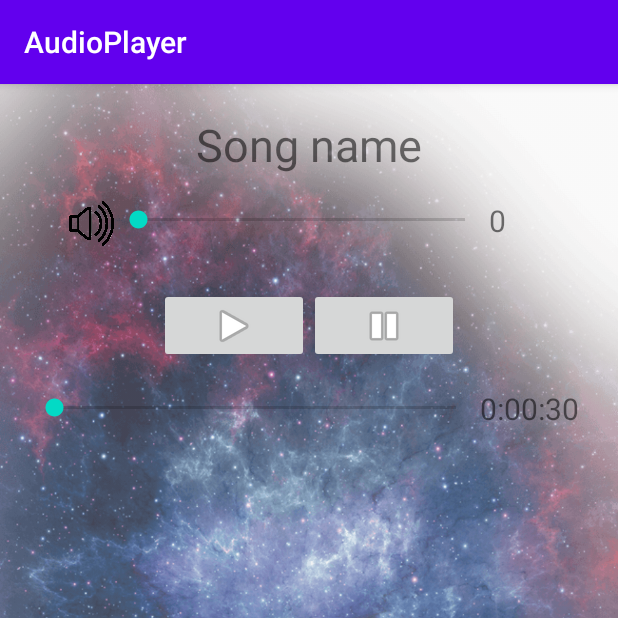
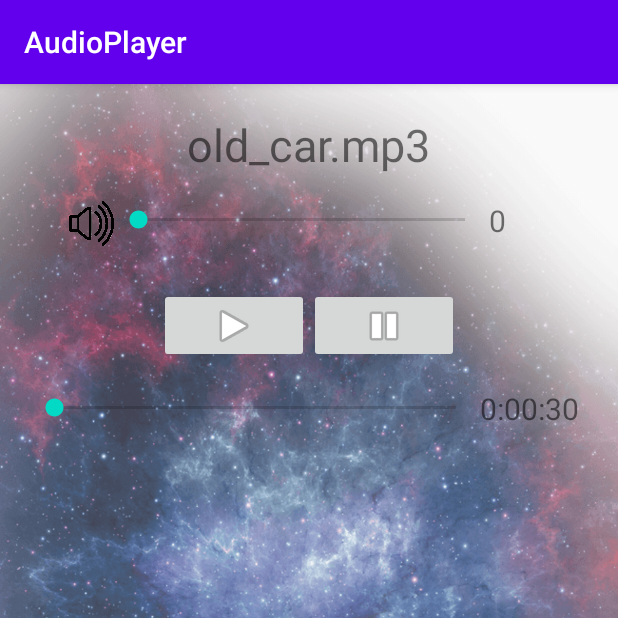
Before and after one commit to Harnet69/AudioPlayerAndroid, an Android app: the screen it shows after launch (MainActivity), on a phone screen of 412 x 824 dp, the top half of it. Run offline under Robolectric (Android 15) with nearby library versions, the phone set to English and light mode, and no system bars.

Commit message:
Song title displays but hardcoded

```diff
--- a/app/src/main/java/com/harnet/audioplayer/controller/MainActivity.java
+++ b/app/src/main/java/com/harnet/audioplayer/controller/MainActivity.java
@@ -1,8 +1,10 @@
 package com.harnet.audioplayer.controller;
 
+import androidx.annotation.RequiresApi;
 import androidx.appcompat.app.AppCompatActivity;
 import android.media.AudioManager;
 import android.media.MediaPlayer;
+import android.os.Build;
 import android.os.Bundle;
 import android.widget.Button;
 import android.widget.ImageButton;
@@ -20,13 +22,14 @@ import com.harnet.audioplayer.model.VolumeControl;
 
 public class MainActivity extends AppCompatActivity {
 
-
+    @RequiresApi(api = Build.VERSION_CODES.JELLY_BEAN)
     @Override
     protected void onCreate(Bundle savedInstanceState) {
         super.onCreate(savedInstanceState);
         setContentView(R.layout.activity_main);
 
-        MediaPlayer mediaPlayer = MediaPlayer.create(this, R.raw.marbles);
+        // TODO implement audiotheque
+        MediaPlayer mediaPlayer = MediaPlayer.create(this, R.raw.old_car);
         AudioManager audioManager = (AudioManager) getSystemService(AUDIO_SERVICE);
 
         TextView songNameTextDisplay = findViewById(R.id.songInfoDisplay);
@@ -38,22 +41,26 @@ public class MainActivity extends AppCompatActivity {
         ImageButton playView = findViewById(R.id.playBtn);
         ImageButton pauseView = findViewById(R.id.pauseBtn);
 
+        // Song info displaying (HARDCODED for testing)
         SongInfo songInfo = new SongInfo();
+        songNameTextDisplay.setText(songInfo.getDisplayedText());
 
+        // Volume controls
         assert audioManager != null;
         VolumeControl volumeControls = new VolumeControl(audioManager, volumeControlView, volumeLevelDisplay, muteBtnView);
         volumeLevelDisplay.setText(String.valueOf(Math.round(volumeControls.getCurrentVolume()*6.66)));
         MuteBtn muteBtn = new MuteBtn("Mute btn", audioManager, volumeControls);
         volumeControls.manageVolumeControl();
+        muteBtn.clickAction(muteBtnView);
 
+        // Playing controls
         ControlBtn playBtn = new PlayBtn("Play", mediaPlayer);
         ControlBtn pauseBtn = new PauseBtn("Pause", mediaPlayer);
+        playBtn.clickAction(playView);
+        pauseBtn.clickAction(pauseView);
 
+        // Progress bar controls
         ScrubControl scrubControls = new ScrubControl(mediaPlayer, scrubControlView, remainingTimeDisplay);
         scrubControls.manageScrubControl();
-
-        muteBtn.clickAction(muteBtnView);
-        playBtn.clickAction(playView);
-        pauseBtn.clickAction(pauseView);
     }
 }
--- a/app/src/main/java/com/harnet/audioplayer/model/ScrubControl.java
+++ b/app/src/main/java/com/harnet/audioplayer/model/ScrubControl.java
@@ -51,7 +51,11 @@ public class ScrubControl {
             public void run() {
                 int currentPosition = mediaPlayer.getCurrentPosition();
                 scrubControlView.setProgress(currentPosition);
-                remainingTimeView.setText(convertTime(songDuration - currentPosition));
+                if(songDuration > currentPosition){
+                    remainingTimeView.setText(convertTime(songDuration - currentPosition));
+                }else{
+                    remainingTimeView.setText(convertTime(songDuration));
+                }
             }
         }, 0, 500);
     }
--- a/app/src/main/java/com/harnet/audioplayer/model/SongInfo.java
+++ b/app/src/main/java/com/harnet/audioplayer/model/SongInfo.java
@@ -1,7 +1,17 @@
 package com.harnet.audioplayer.model;
+
+import android.media.MediaPlayer;
+
+import java.io.File;
 
 public class SongInfo {
     private String displayedText;
+
+    // TODO remove hadcode
+    public SongInfo() {
+        File file = new File("raw/old_car.mp3");
+        this.displayedText = file.getName();
+    }
 
     public String getDisplayedText() {
         return displayedText;
--- a/app/src/main/java/com/harnet/audioplayer/model/AudioPlayer.java
+++ b/app/src/main/java/com/harnet/audioplayer/model/mediaPlayer.java
@@ -3,7 +3,7 @@ package com.harnet.audioplayer.model;
 import android.media.AudioManager;
 import android.media.MediaPlayer;
 
-public class AudioPlayer {
+public class mediaPlayer {
     private MediaPlayer mediaPlayer;
     private AudioManager audioManager;
 
```
Also changed, not shown: 1 other file.
